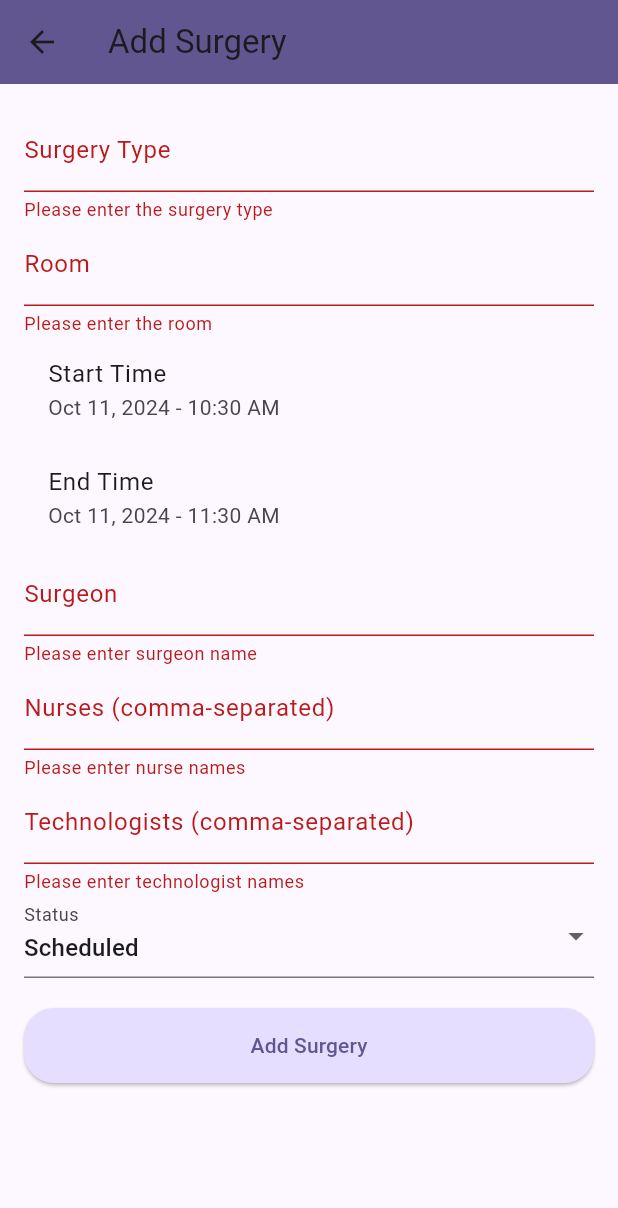
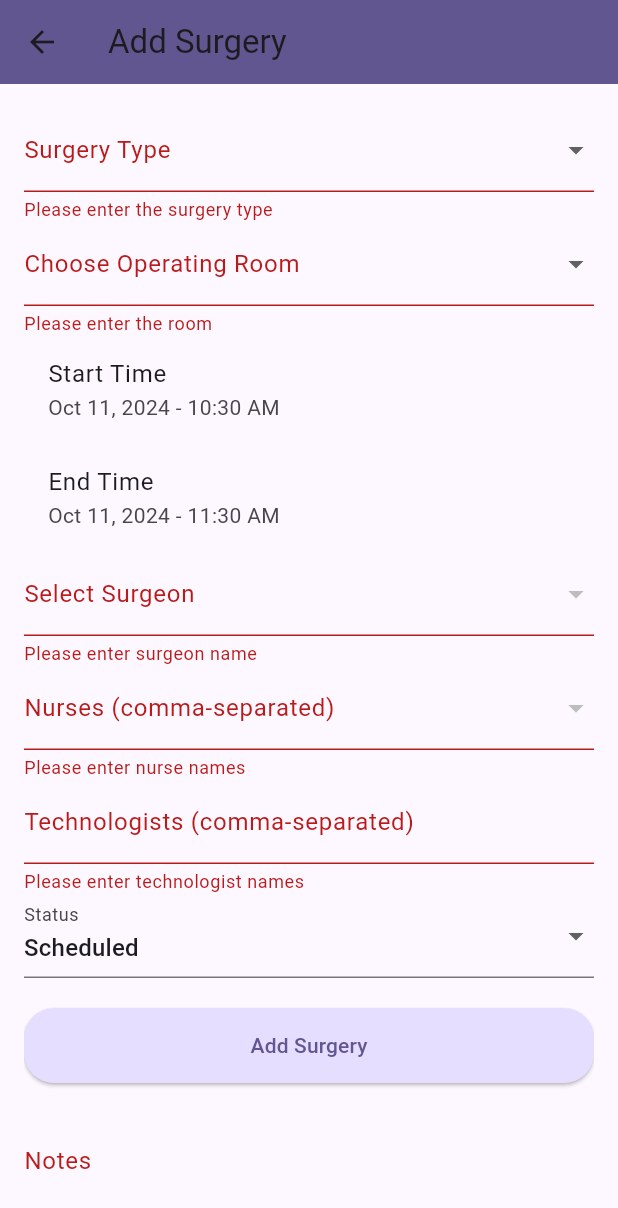
Before and after one commit to harishan-a/schedule-OR, a Flutter app: the AddSurgeryScreen screen opened by its route, after a tap on "Add Surgery", on a phone screen of 412 x 824 dp. Shown: the top 1208 px of the screen. Run offline on Flutter 3.47's test engine with Material 3 defaults, Android fonts, the phone set to English and light mode, and no system bars; our stand-ins replace cloud_firestore, firebase_auth, firebase_core, firebase_messaging; accounts and stored records are empty.

Commit message:
Added changes to add_surgery.dart and connect to firebase to handle new surgeries

```diff
--- a/lib/screens/add_surgery.dart
+++ b/lib/screens/add_surgery.dart
@@ -9,14 +9,84 @@ class AddSurgeryScreen extends StatefulWidget {
 
 class _AddSurgeryScreenState extends State<AddSurgeryScreen> {
   final _formKey = GlobalKey<FormState>();
-  var _surgeryType = '';
-  var _room = '';
+  String? _surgeryType;
+  String? _operatingRoom;
+  String? _selectedDoctor;
+  String? _selectedNurse;
+  String? _notes;
+
+  final List<String> _surgeryTypes = [
+    'Cardiac Surgery',
+    'Orthopedic Surgery',
+    'Neurosurgery',
+    'General Surgery',
+    'Plastic Surgery'
+  ];
+  final List<String> _room = [
+    'OperatingRoom1',
+    'OperatingRoom2',
+    'OperatingRoom3',
+    'OperatingRoom4',
+    'OperatingRoom5'
+  ];
   var _startTime = DateTime.now();
   var _endTime = DateTime.now().add(Duration(hours: 1));
-  var _surgeon = '';
-  var _nurses = [];
+  //var _surgeon = '';
+  //var _nurses = [];
   var _technologists = [];
   var _status = 'Scheduled';
+
+  List<String> _doctors = [];
+  List<String> _nurses = [];
+
+  @override
+  void initState() {
+    super.initState();
+    _fetchDoctors();
+    _fetchNurses();
+  }
+
+  Future<void> _fetchDoctors() async {
+    try {
+      QuerySnapshot snapshot = await FirebaseFirestore.instance
+          .collection('users')
+          .where('role', isEqualTo: 'Doctor')
+          .get();
+
+      List<String> doctorName = [];
+      for (var doc in snapshot.docs) {
+        String fullName = '${doc['firstName']} ${doc['lastName']}';
+        doctorName.add(fullName);
+      }
+
+      setState(() {
+        _doctors = doctorName;
+      });
+    } catch (error) {
+      print("Error fetching doctors: $error");
+    }
+  }
+
+  Future<void> _fetchNurses() async {
+    try {
+      QuerySnapshot snapshot = await FirebaseFirestore.instance
+          .collection('users')
+          .where('role', isEqualTo: 'Nurse')
+          .get();
+
+      List<String> nurseName = [];
+      for (var doc in snapshot.docs) {
+        String fullName = '${doc['firstName']} ${doc['lastName']}';
+        nurseName.add(fullName);
+      }
+
+      setState(() {
+        _nurses = nurseName;
+      });
+    } catch (error) {
+      print("Error fetching nurses: $error");
+    }
+  }
 
   Future<void> _submitForm() async {
     final isValid = _formKey.currentState!.validate();
@@ -24,19 +94,24 @@ class _AddSurgeryScreenState extends State<AddSurgeryScreen> {
 
     _formKey.currentState!.save();
 
+    try {
       // Save to Firestore
       await FirebaseFirestore.instance.collection('surgeries').add({
         'surgeryType': _surgeryType,
         'room': _room,
         'startTime': Timestamp.fromDate(_startTime),
         'endTime': Timestamp.fromDate(_endTime),
-      'surgeon': _surgeon,
+        'surgeon': _selectedDoctor,
         'nurses': _nurses,
         'technologists': _technologists,
         'status': _status,
+        'notes': _notes,
       });
 
       Navigator.of(context).pop(); // Go back after adding surgery
+    } catch (error) {
+      print("Error adding surgery: $error");
+    }
   }
 
   @override
@@ -52,11 +127,21 @@ class _AddSurgeryScreenState extends State<AddSurgeryScreen> {
           key: _formKey,
           child: ListView(
             children: [
-              TextFormField(
+              DropdownButtonFormField<String>(
                 decoration: InputDecoration(labelText: 'Surgery Type'),
-                onSaved: (value) {
-                  _surgeryType = value!;
+                value: _surgeryType,
+                onChanged: (String? newValue) {
+                  setState(() {
+                    _surgeryType = newValue;
+                  });
                 },
+                items:
+                    _surgeryTypes.map<DropdownMenuItem<String>>((String value) {
+                  return DropdownMenuItem<String>(
+                    value: value,
+                    child: Text(value),
+                  );
+                }).toList(),
                 validator: (value) {
                   if (value == null || value.isEmpty) {
                     return 'Please enter the surgery type';
@@ -64,11 +149,20 @@ class _AddSurgeryScreenState extends State<AddSurgeryScreen> {
                   return null;
                 },
               ),
-              TextFormField(
-                decoration: InputDecoration(labelText: 'Room'),
-                onSaved: (value) {
-                  _room = value!;
+              DropdownButtonFormField<String>(
+                decoration: InputDecoration(labelText: 'Choose Operating Room'),
+                value: _operatingRoom,
+                onChanged: (String? newValue) {
+                  setState(() {
+                    _operatingRoom = newValue;
+                  });
                 },
+                items: _room.map<DropdownMenuItem<String>>((String value) {
+                  return DropdownMenuItem<String>(
+                    value: value,
+                    child: Text(value),
+                  );
+                }).toList(),
                 validator: (value) {
                   if (value == null || value.isEmpty) {
                     return 'Please enter the room';
@@ -78,7 +172,8 @@ class _AddSurgeryScreenState extends State<AddSurgeryScreen> {
               ),
               ListTile(
                 title: Text('Start Time'),
-                subtitle: Text(DateFormat('MMM dd, yyyy - hh:mm a').format(_startTime)),
+                subtitle: Text(
+                    DateFormat('MMM dd, yyyy - hh:mm a').format(_startTime)),
                 onTap: () async {
                   var pickedDate = await showDatePicker(
                     context: context,
@@ -93,7 +188,8 @@ class _AddSurgeryScreenState extends State<AddSurgeryScreen> {
                     );
                     if (pickedTime != null) {
                       setState(() {
-                        _startTime = DateTime(pickedDate.year, pickedDate.month, pickedDate.day, pickedTime.hour, pickedTime.minute);
+                        _startTime = DateTime(pickedDate.year, pickedDate.month,
+                            pickedDate.day, pickedTime.hour, pickedTime.minute);
                       });
                     }
                   }
@@ -101,7 +197,8 @@ class _AddSurgeryScreenState extends State<AddSurgeryScreen> {
               ),
               ListTile(
                 title: Text('End Time'),
-                subtitle: Text(DateFormat('MMM dd, yyyy - hh:mm a').format(_endTime)),
+                subtitle:
+                    Text(DateFormat('MMM dd, yyyy - hh:mm a').format(_endTime)),
                 onTap: () async {
                   var pickedDate = await showDatePicker(
                     context: context,
@@ -116,17 +213,33 @@ class _AddSurgeryScreenState extends State<AddSurgeryScreen> {
                     );
                     if (pickedTime != null) {
                       setState(() {
-                        _endTime = DateTime(pickedDate.year, pickedDate.month, pickedDate.day, pickedTime.hour, pickedTime.minute);
+                        _endTime = DateTime(pickedDate.year, pickedDate.month,
+                            pickedDate.day, pickedTime.hour, pickedTime.minute);
                       });
                     }
                   }
                 },
               ),
-              TextFormField(
-                decoration: InputDecoration(labelText: 'Surgeon'),
-                onSaved: (value) {
-                  _surgeon = value!;
+              DropdownButtonFormField<String>(
+                decoration: InputDecoration(labelText: 'Select Surgeon'),
+                value: _selectedDoctor,
+                onChanged: (String? newValue) {
+                  setState(() {
+                    _selectedDoctor = newValue;
+                  });
                 },
+                items: _doctors.map<DropdownMenuItem<String>>((String value) {
+                  return DropdownMenuItem<String>(
+                    value: value,
+                    child: Container(
+                      // Add a fixed height for the dropdown items
+                      height: 50,
+                      child: SingleChildScrollView(
+                        child: Text(value),
+                      ),
+                    ),
+                  );
+                }).toList(),
                 validator: (value) {
                   if (value == null || value.isEmpty) {
                     return 'Please enter surgeon name';
@@ -134,11 +247,27 @@ class _AddSurgeryScreenState extends State<AddSurgeryScreen> {
                   return null;
                 },
               ),
-              TextFormField(
-                decoration: InputDecoration(labelText: 'Nurses (comma-separated)'),
-                onSaved: (value) {
-                  _nurses = value!.split(',').map((e) => e.trim()).toList();
+              DropdownButtonFormField<String>(
+                decoration:
+                    InputDecoration(labelText: 'Nurses (comma-separated)'),
+                value: _selectedNurse,
+                onChanged: (String? newValue) {
+                  setState(() {
+                    _selectedNurse = newValue;
+                  });
                 },
+                items: _nurses.map<DropdownMenuItem<String>>((String value) {
+                  return DropdownMenuItem<String>(
+                    value: value,
+                    child: Container(
+                      // Add a fixed height for the dropdown items
+                      height: 50,
+                      child: SingleChildScrollView(
+                        child: Text(value),
+                      ),
+                    ),
+                  );
+                }).toList(),
                 validator: (value) {
                   if (value == null || value.isEmpty) {
                     return 'Please enter nurse names';
@@ -147,9 +276,11 @@ class _AddSurgeryScreenState extends State<AddSurgeryScreen> {
                 },
               ),
               TextFormField(
-                decoration: InputDecoration(labelText: 'Technologists (comma-separated)'),
+                decoration: InputDecoration(
+                    labelText: 'Technologists (comma-separated)'),
                 onSaved: (value) {
-                  _technologists = value!.split(',').map((e) => e.trim()).toList();
+                  _technologists =
+                      value!.split(',').map((e) => e.trim()).toList();
                 },
                 validator: (value) {
                   if (value == null || value.isEmpty) {
@@ -181,10 +312,25 @@ class _AddSurgeryScreenState extends State<AddSurgeryScreen> {
                   shape: RoundedRectangleBorder(
                     borderRadius: BorderRadius.circular(20),
                   ),
-                  backgroundColor: Theme.of(context).colorScheme.primaryContainer,
+                  backgroundColor:
+                      Theme.of(context).colorScheme.primaryContainer,
                 ),
                 child: const Text('Add Surgery'),
               ),
+              //New TextFormField for notes
+              TextFormField(
+                decoration: InputDecoration(labelText: 'Notes'),
+                onSaved: (value) {
+                  _notes = value;
+                },
+                maxLines: 3,
+                validator: (value) {
+                  if (value == null || value.isEmpty) {
+                    return 'Please enter notes';
+                  }
+                  return null;
+                },
+              )
             ],
           ),
         ),
@@ -192,3 +338,5 @@ class _AddSurgeryScreenState extends State<AddSurgeryScreen> {
     );
   }
 }
+
+//notes (doctor, nurse)
--- a/pubspec.yaml
+++ b/pubspec.yaml
@@ -23,6 +23,7 @@ dev_dependencies:
     sdk: flutter
   flutter_lints: ^5.0.0
 
+
 flutter:
   uses-material-design: true
 
```
Lines whose indentation alone changed are shown as unchanged.
